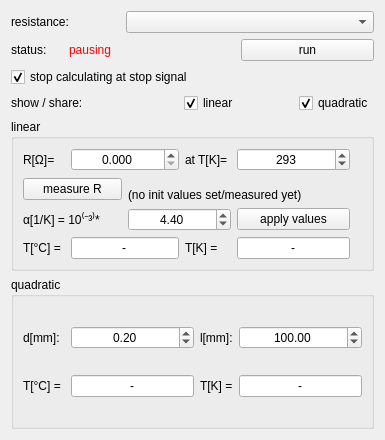
First picture: the form in temperaturecalcwindow.ui, repository bchjoerni/mlab, before the edit.
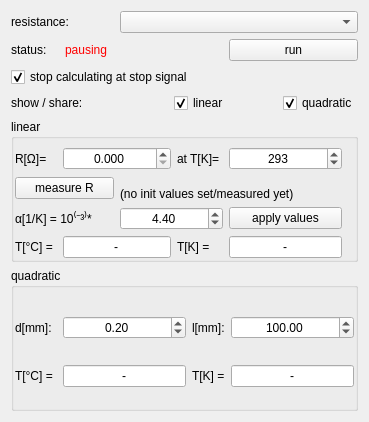
Second picture: the form after the edit.

Patch:
```diff
--- a/temperaturecalcwindow.ui
+++ b/temperaturecalcwindow.ui
@@ -6,8 +6,8 @@
    <rect>
     <x>0</x>
     <y>0</y>
-    <width>385</width>
-    <height>440</height>
+    <width>369</width>
+    <height>422</height>
    </rect>
   </property>
   <property name="windowTitle">
@@ -20,6 +20,18 @@
       <string>quadratic</string>
      </property>
      <layout class="QGridLayout" name="gridLayout_2">
+      <property name="leftMargin">
+       <number>1</number>
+      </property>
+      <property name="topMargin">
+       <number>8</number>
+      </property>
+      <property name="rightMargin">
+       <number>1</number>
+      </property>
+      <property name="bottomMargin">
+       <number>1</number>
+      </property>
       <item row="1" column="0">
        <widget class="QLabel" name="lbl_quadraticCalcTemperatureCelsius_lbl">
         <property name="text">
@@ -164,6 +176,18 @@
       <string>linear</string>
      </property>
      <layout class="QGridLayout" name="gridLayout">
+      <property name="leftMargin">
+       <number>1</number>
+      </property>
+      <property name="topMargin">
+       <number>8</number>
+      </property>
+      <property name="rightMargin">
+       <number>1</number>
+      </property>
+      <property name="bottomMargin">
+       <number>1</number>
+      </property>
       <item row="0" column="0">
        <widget class="QLabel" name="lbl_initR_lbl">
         <property name="text">
```
